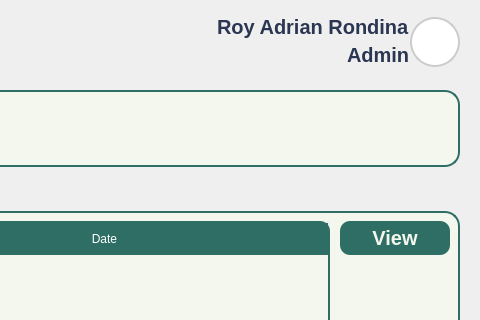
This is Views/Admin_PatientDetails.ui in VinsmokeSanji69/COVACHA_CLINIC_SYSTEM as Qt 5 draws it before an edit; both pictures show x 670 to 1150 and y 0 to 320 of the 1150 by 820 pixel window. The edited form follows.
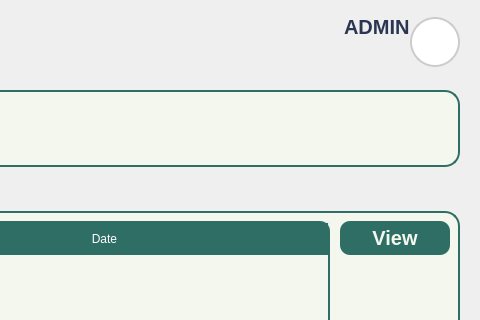
This is the edited form. Icons and pictures are not drawn.

Diff of the .ui file:
```diff
--- a/Views/Admin_PatientDetails.ui
+++ b/Views/Admin_PatientDetails.ui
@@ -296,7 +296,7 @@
               <item alignment="Qt::AlignRight">
                <widget class="QLabel" name="UserName">
                 <property name="text">
-                 <string>Roy Adrian Rondina</string>
+                 <string>ADMIN</string>
                 </property>
                 <property name="alignment">
                  <set>Qt::AlignLeading</set>
@@ -306,7 +306,7 @@
               <item alignment="Qt::AlignRight">
                <widget class="QLabel" name="UserType">
                 <property name="text">
-                 <string>Admin</string>
+                 <string/>
                 </property>
                 <property name="alignment">
                  <set>Qt::AlignLeading</set>
```
